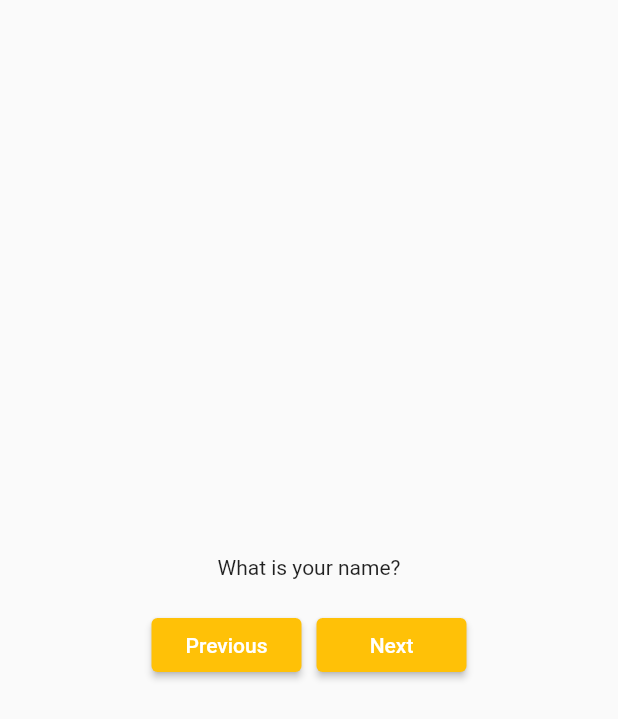
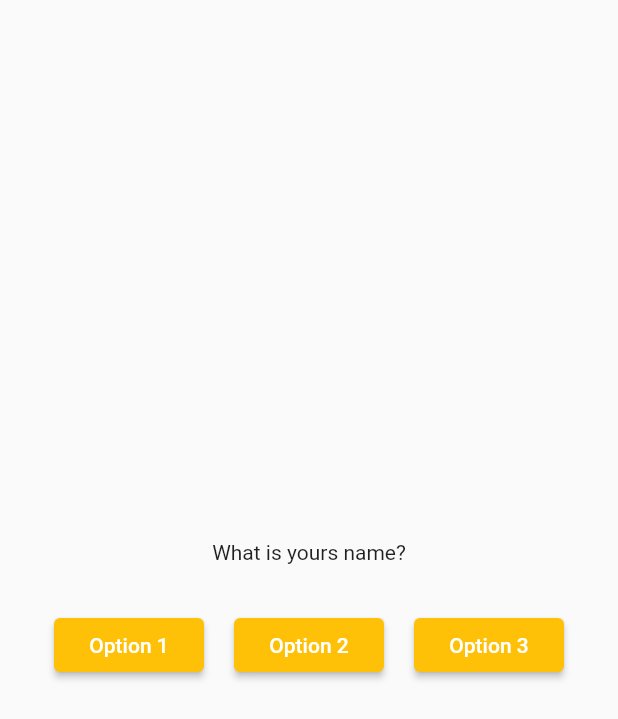
Before and after one commit to ShubhamTrip/Flutter-From-Mac, a Flutter app: the screen it shows after launch, on a phone screen of 412 x 824 dp. Shown: the top 719 px of the screen. Run offline on Flutter 3.47's test engine with Material 2 defaults, Android fonts, the phone set to English and light mode, and no system bars.

Commit message:
map added

```diff
--- a/applearn1/lib/answerButton.dart
+++ b/applearn1/lib/answerButton.dart
@@ -1,3 +1,5 @@
+// ignore_for_file: prefer_typing_uninitialized_variables
+
 import 'package:flutter/material.dart';
 
 class AnswerButton extends StatelessWidget {
@@ -8,8 +10,9 @@ class AnswerButton extends StatelessWidget {
 
   @override
   Widget build(BuildContext context) {
-    return SizedBox(
+    return Container(
       width: 100,
+      margin: EdgeInsets.all(10),
       child: ElevatedButton(
           onPressed: questionHandler,
           // Method 2..
--- a/applearn1/lib/main.dart
+++ b/applearn1/lib/main.dart
@@ -16,7 +16,20 @@ class Main extends StatefulWidget {
 }
 
 class _MainState extends State<Main> {
-  var questions = ['What is your name?', 'Are you fine?', 'Hey Hello'];
+  var questions = [
+    {
+      'questionText': 'What is yours name?',
+      'answer': ['Option 1', 'Option 2', 'Option 3']
+    },
+    {
+      'questionText': 'Are you fine?',
+      'answer': ['Option 1', 'Option 2', 'Option 3']
+    },
+    {
+      'questionText': 'Is everything fine?',
+      'answer': ['Option 1', 'Option 2']
+    }
+  ];
   var index = 0;
   changeQues() {
     setState(() {
@@ -40,22 +53,19 @@ class _MainState extends State<Main> {
               child: Column(
             mainAxisAlignment: MainAxisAlignment.center,
             children: [
-              Question(questions[index]),
+              Question('${questions[index]['questionText']}'),
               SizedBox(
                 height: 20,
               ),
               Row(
                 mainAxisAlignment: MainAxisAlignment.center,
                 children: [
-                  AnswerButton(
-                    butText: 'Previous',
-                    questionHandler: lastOues,
-                  ),
-                  SizedBox(width: 10),
-                  AnswerButton(
-                    butText: 'Next',
-                    questionHandler: changeQues,
-                  )
+                  ...(questions[index]['answer'] as List<String>).map((ans) {
+                    return AnswerButton(
+                      butText: ans,
+                      questionHandler: changeQues,
+                    );
+                  })
                 ],
               )
             ],
```
